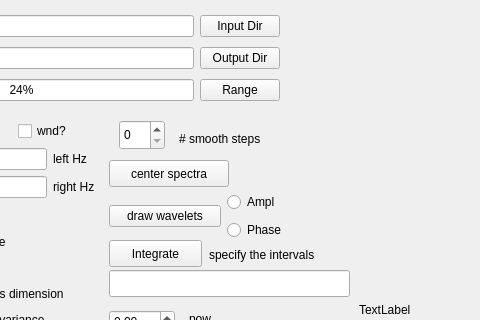
The window that spectre.ui (ArtfulVampire/SecondGUIrepo) describes before a commit, drawn with Qt 5; both pictures show x 161 to 641 and y 0 to 320 of the 1142 by 633 pixel window.
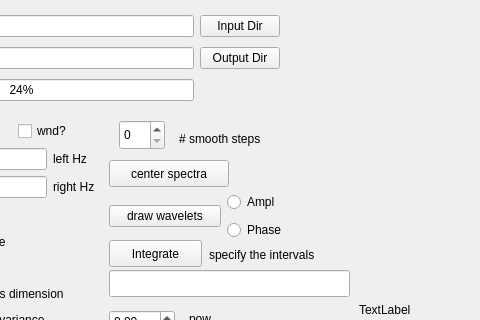
The same window after the commit.

Patch:
```diff
--- a/spectre.ui
+++ b/spectre.ui
@@ -50,13 +50,6 @@
       </property>
      </widget>
     </item>
-    <item row="2" column="1">
-     <widget class="QPushButton" name="rangeButton">
-      <property name="text">
-       <string>Range</string>
-      </property>
-     </widget>
-    </item>
    </layout>
   </widget>
   <widget class="QPushButton" name="integrateButton">
```
